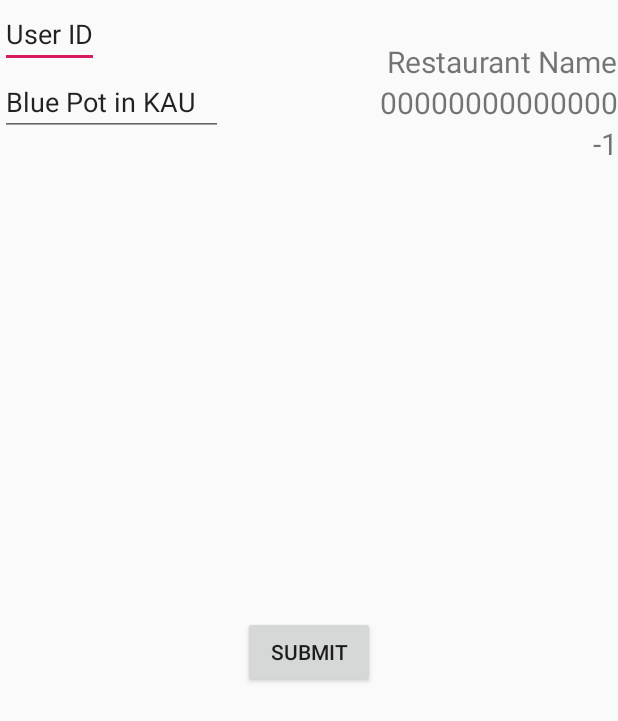
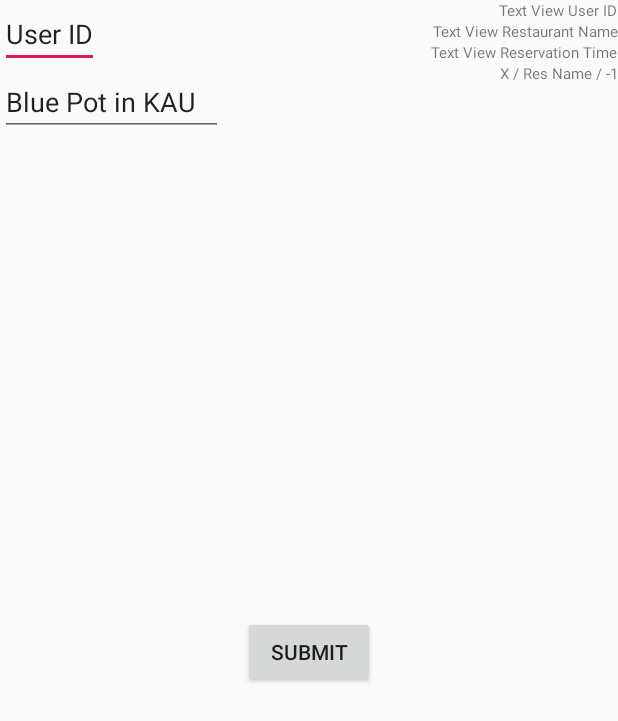
Before and after one commit to sonhyenoh/Reservation-App, an Android app: the DatabaseTestActivity screen opened directly, with no data from a screen before it, after a tap on "SUBMIT", on a phone screen of 412 x 824 dp. Shown: the top 721 px of the screen. Run offline under Robolectric (Android 15) with nearby library versions, the phone set to English and light mode, and no system bars; our stand-ins replace Firebase (no records; nobody signed in at launch, a user with empty details on screens opened directly); 1 statement that could not run was skipped.

Commit message:
DB 모델링 테스트

```diff
--- a/ReservationApp/app/src/main/java/com/example/reservationapp/DatabaseTestActivity.kt
+++ b/ReservationApp/app/src/main/java/com/example/reservationapp/DatabaseTestActivity.kt
@@ -13,51 +13,75 @@ import java.util.*
 
 class DatabaseTestActivity : AppCompatActivity() {
 
+    val database = FirebaseDatabase.getInstance()
+
     override fun onCreate(savedInstanceState: Bundle?) {
         super.onCreate(savedInstanceState)
         setContentView(R.layout.activity_database_test)
 
-        var userID = editText_userID.text.toString()
         var resName = editText_resName.text.toString()
-        var resTime = getTime()
-        var waitNum = "-1"
+        var userID  : String
+        var resTime : String
+        var waitNum = String
         var waitCount = 0
 
         var masterDbNum : Int
+        var myDbResName : String
         var myDbUserID : String
-        var myDbResName : String
         var myDbResTime : String
         var myDbWaitNum : String
+        var myDbUserInfo : ReservationInformation
 
-        val database = FirebaseDatabase.getInstance()
-        val myRef = database.getReference(userID)
+        var myRef = database.getReference(resName)
+
+        Log.d("zxcv", "A")
 
         // QR 코드를 찍으면 실행되는 함수라고 가정한다.
         button_DB_submit.setOnClickListener{
+            resName = editText_resName.text.toString()
             userID = editText_userID.text.toString()
-            resName = editText_resName.text.toString()
             resTime = getTime()
 
-            myRef.child("User ID").setValue(userID)
-            myRef.child("Restaurant Name").setValue(resName)
-            myRef.child("Reservation Time").setValue(resTime)
-            myRef.child("Waiting Number").setValue(waitNum)
+            Log.d("zxcv", "B")
+
+            myRef = database.getReference(resName)
+
+            Log.d("zxcv", "C")
+
+            val userInfo = ReservationInformation(resName, userID, resTime, -1)
+
+//            myRef.child("User ID").setValue(userID)
+//            myRef.child("Restaurant Name").setValue(resName)
+//            myRef.child("Reservation Time").setValue(resTime)
+//            myRef.child("Waiting Number").setValue(waitNum)
+            myRef.child(userID).setValue(userInfo)
+            Log.d("zxcv", "D")
         }
 
 
 
         myRef.addValueEventListener(object : ValueEventListener {
             override fun onDataChange(dataSnapshot: DataSnapshot) {
-                myDbUserID = dataSnapshot.child("User ID").getValue(String::class.java)?:""
-                myDbResName = dataSnapshot.child("Restaurant Name").getValue(String::class.java)?:"Restaurant Name"
-                myDbResTime = dataSnapshot.child("Reservation Time").getValue(String::class.java)?:"00000000000000"
-                myDbWaitNum = dataSnapshot.child("Waiting Number").getValue(String::class.java)?:"-1"
+                userID = editText_userID.text.toString()
+                Log.d("zxcv", "E")
+//                myDbUserID = dataSnapshot.child("User ID").getValue(String::class.java)?:"X"
+//                myDbResName = dataSnapshot.child("Restaurant Name").getValue(String::class.java)?:"Restaurant Name"
+//                myDbResTime = dataSnapshot.child("Reservation Time").getValue(String::class.java)?:"00000000000000"
+//                myDbWaitNum = dataSnapshot.child("Waiting Number").getValue(String::class.java)?:"-1"
 
-                textView_userID.text = myDbUserID
-                textView_resName.text = myDbResName
-                textView_resTime.text = myDbResTime
-                textView_waitNum.text = myDbWaitNum
+                // 여기서 에러
+                myDbUserInfo = dataSnapshot.child(userID).getValue(ReservationInformation::class.java)?:ReservationInformation("X", "Res Name", "00000000000000", -1)
 
+                myDbUserInfo = dataSnapshot.child(userID).getValue("")
+                Log.d("zxcv", "F")
+                myRef = database.getReference(userID)
+
+                Log.d("zxcv", "G")
+//                textView_userID.text = myDbUserID
+//                textView_resName.text = myDbResName
+//                textView_resTime.text = myDbResTime
+                textView_waitNum.text = myDbUserInfo.toString()
+                Log.d("zxcv", "H")
             }
 
             override fun onCancelled(error: DatabaseError) {
--- a/ReservationApp/app/src/main/java/com/example/reservationapp/ReservationInformation.kt
+++ b/ReservationApp/app/src/main/java/com/example/reservationapp/ReservationInformation.kt
@@ -1,5 +1,7 @@
 package com.example.reservationapp
 
-class ReservationInformation (val restaurantName : String, val userID : String, val reservationTime : String){
-
+class ReservationInformation (val restaurantName : String, val userID : String, val reservationTime : String, val waitingNumber : Int){
+    override fun toString(): String {
+        return "$restaurantName / $userID / $waitingNumber"
+    }
 }
--- a/ReservationApp/app/src/main/res/layout/activity_database_test.xml
+++ b/ReservationApp/app/src/main/res/layout/activity_database_test.xml
@@ -33,7 +33,7 @@
                 app:layout_constraintRight_toRightOf="parent"
 
                 android:text="Text View User ID"
-                android:textSize="20dp"/>
+                android:textSize="10dp"/>
 
         <TextView
                 android:id="@+id/textView_resName"
@@ -43,7 +43,7 @@
                 app:layout_constraintRight_toRightOf="parent"
 
                 android:text="Text View Restaurant Name"
-                android:textSize="20dp"/>
+                android:textSize="10dp"/>
 
         <TextView
                 android:id="@+id/textView_resTime"
@@ -53,7 +53,7 @@
                 app:layout_constraintRight_toRightOf="parent"
 
                 android:text="Text View Reservation Time"
-                android:textSize="20dp"/>
+                android:textSize="10dp"/>
 
         <TextView
                 android:id="@+id/textView_waitNum"
@@ -63,7 +63,7 @@
                 app:layout_constraintRight_toRightOf="parent"
 
                 android:text="Text View Waiting Number"
-                android:textSize="20dp"/>
+                android:textSize="10dp"/>
 
         <Button
                 android:id="@+id/button_DB_submit"
```
